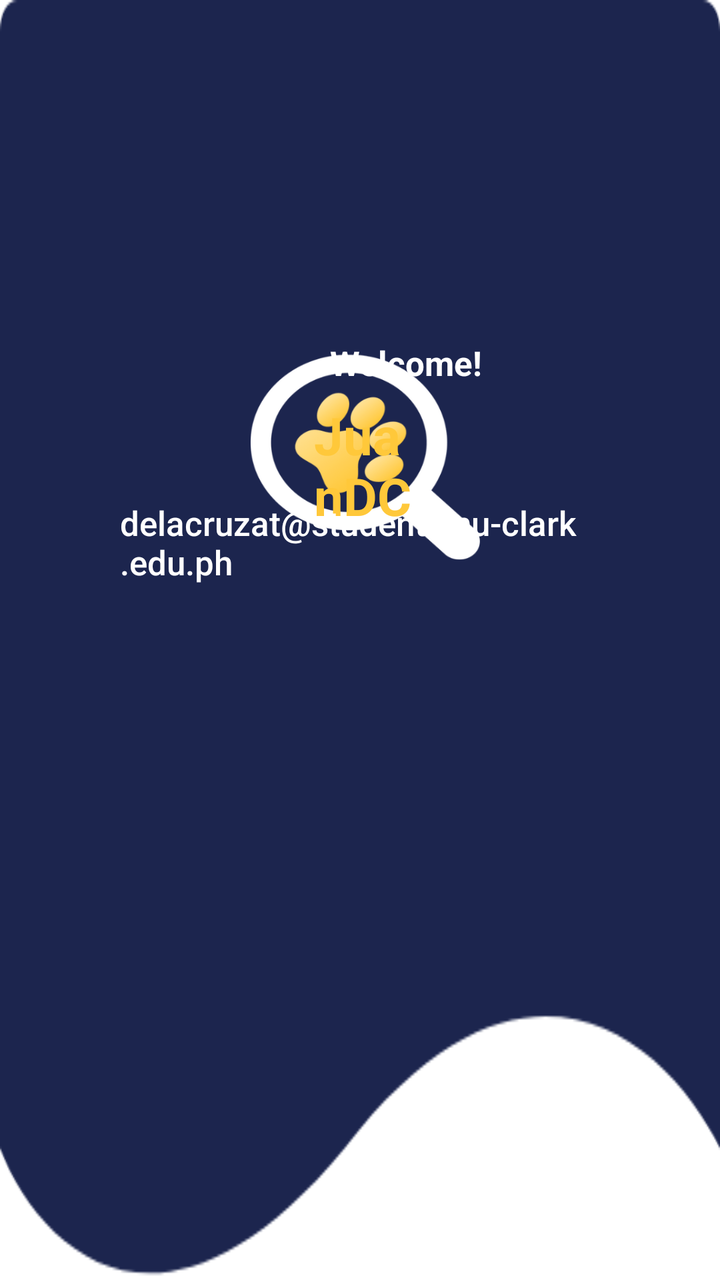
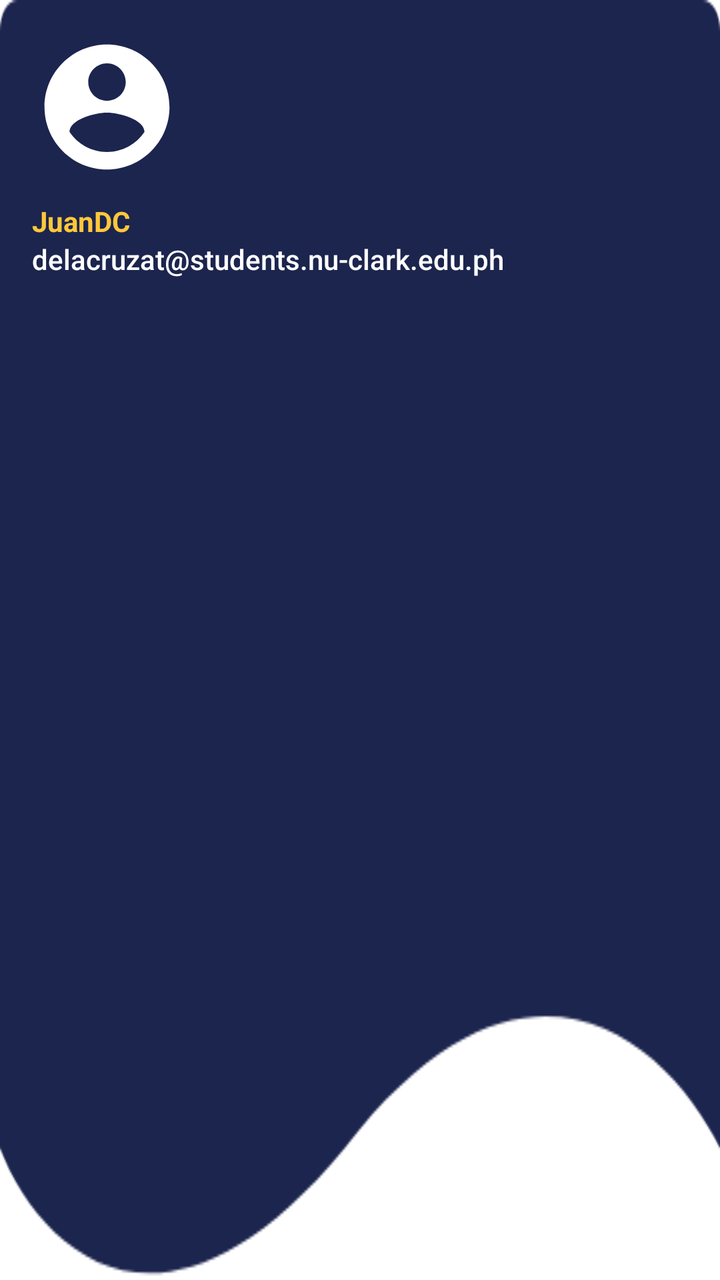

Before-and-after screenshots of an Android layout around one commit, followed by the original layout XML and the change that was made.
<!-- AndroidManifest.xml: application theme Theme.LostAndFound -->
<!-- res/layout/nav_header.xml -->
<?xml version="1.0" encoding="utf-8"?>
<RelativeLayout
    xmlns:android="http://schemas.android.com/apk/res/android"
    android:orientation="vertical"
    android:layout_width="match_parent"
    android:layout_height="wrap_content"
    android:layout_marginBottom="500dp"
    android:background="@drawable/headerbkg"
    android:theme="@style/ThemeOverlay.AppCompat.Dark">

    <ImageView
        android:layout_marginTop="10dp"
        android:layout_marginStart="100dp"
        android:layout_marginEnd="100dp"
        android:layout_marginBottom="200dp"
        android:layout_width="match_parent"
        android:layout_height="match_parent"
        android:src="@drawable/logo"/>

    <TextView
        android:layout_width="wrap_content"
        android:layout_height="wrap_content"
        android:layout_marginStart="165dp"
        android:layout_marginTop="170dp"
        android:text="Welcome!"
        android:textColor="@color/white"
        android:textSize="17sp"
        android:textStyle="bold" />

    <TextView
        android:layout_width="wrap_content"
        android:layout_height="wrap_content"
        android:layout_marginStart="157dp"
        android:layout_marginTop="200dp"
        android:layout_marginEnd="150dp"
        android:text="JuanDC"
        android:textColor="@color/yellow"
        android:textSize="26sp"
        android:textStyle="bold" />

    <TextView
        android:fontFamily="sans-serif-medium"
        android:layout_marginEnd="40dp"
        android:layout_marginStart="60dp"
        android:layout_marginTop="250dp"
        android:layout_width="wrap_content"
        android:layout_height="wrap_content"
        android:text="delacruzat@students.nu-clark.edu.ph"
        android:textColor="@color/white"
        android:textSize="17sp"
        android:layout_marginBottom="16dp"/>

</RelativeLayout>
<!-- resources referenced by this layout -->
<resources>
  <color name="white">#FFFFFFFF</color>
  <color name="yellow">#FFC83A</color>
  <!-- drawable headerbkg: png bitmap (drawable, 7021 bytes) -->
  <!-- drawable logo: png bitmap (drawable, 47772 bytes) -->
  <style name="Theme.LostAndFound" parent="Base.Theme.LostAndFound" />
  <style name="Base.Theme.LostAndFound" parent="Theme.Material3.DayNight.NoActionBar">
          
          
      </style>
</resources>

<!-- the commit's change to res/layout/nav_header.xml (unified diff, before → after) -->
@@ -1,53 +1,32 @@
 <?xml version="1.0" encoding="utf-8"?>
-<RelativeLayout
+<LinearLayout
     xmlns:android="http://schemas.android.com/apk/res/android"
     android:orientation="vertical"
     android:layout_width="match_parent"
-    android:layout_height="wrap_content"
-    android:layout_marginBottom="500dp"
+    android:layout_height="200dp"
+    android:padding="16dp"
     android:background="@drawable/headerbkg"
     android:theme="@style/ThemeOverlay.AppCompat.Dark">
-
     <ImageView
-        android:layout_marginTop="10dp"
-        android:layout_marginStart="100dp"
-        android:layout_marginEnd="100dp"
-        android:layout_marginBottom="200dp"
-        android:layout_width="match_parent"
-        android:layout_height="match_parent"
-        android:src="@drawable/logo"/>
+        android:paddingBottom="10dp"
+        android:layout_width="wrap_content"
+        android:layout_height="wrap_content"
+        android:src="@drawable/account_circle"/>
 
     <TextView
         android:layout_width="wrap_content"
         android:layout_height="wrap_content"
-        android:layout_marginStart="165dp"
-        android:layout_marginTop="170dp"
-        android:text="Welcome!"
-        android:textColor="@color/white"
-        android:textSize="17sp"
-        android:textStyle="bold" />
-
-    <TextView
-        android:layout_width="wrap_content"
-        android:layout_height="wrap_content"
-        android:layout_marginStart="157dp"
-        android:layout_marginTop="200dp"
-        android:layout_marginEnd="150dp"
         android:text="JuanDC"
         android:textColor="@color/yellow"
-        android:textSize="26sp"
-        android:textStyle="bold" />
+        android:textStyle="bold"/>
 
     <TextView
         android:fontFamily="sans-serif-medium"
-        android:layout_marginEnd="40dp"
-        android:layout_marginStart="60dp"
-        android:layout_marginTop="250dp"
+        android:layout_marginBottom="16dp"
         android:layout_width="wrap_content"
         android:layout_height="wrap_content"
         android:text="delacruzat@students.nu-clark.edu.ph"
         android:textColor="@color/white"
-        android:textSize="17sp"
-        android:layout_marginBottom="16dp"/>
+        android:textSize="14sp"/>
 
-</RelativeLayout>
+</LinearLayout>
<!-- resource entries referenced after the edit -->
@@ -2,8 +2,13 @@
 <resources>
   <color name="white">#FFFFFFFF</color>
   <color name="yellow">#FFC83A</color>
+  <!-- drawable account_circle (drawable) -->
+  <vector xmlns:android="http://schemas.android.com/apk/res/android" android:height="75dp" android:tint="#FFFFFF" android:viewportHeight="24" android:viewportWidth="24" android:width="75dp">
+        
+      <path android:fillColor="@android:color/white" android:pathData="M12,2C6.48,2 2,6.48 2,12s4.48,10 10,10 10,-4.48 10,-10S17.52,2 12,2zM12,5c1.66,0 3,1.34 3,3s-1.34,3 -3,3 -3,-1.34 -3,-3 1.34,-3 3,-3zM12,19.2c-2.5,0 -4.71,-1.28 -6,-3.22 0.03,-1.99 4,-3.08 6,-3.08 1.99,0 5.97,1.09 6,3.08 -1.29,1.94 -3.5,3.22 -6,3.22z"/>
+      
+  </vector>
   <!-- drawable headerbkg: png bitmap (drawable, 7021 bytes) -->
-  <!-- drawable logo: png bitmap (drawable, 47772 bytes) -->
   <style name="Theme.LostAndFound" parent="Base.Theme.LostAndFound" />
   <style name="Base.Theme.LostAndFound" parent="Theme.Material3.DayNight.NoActionBar">
           
